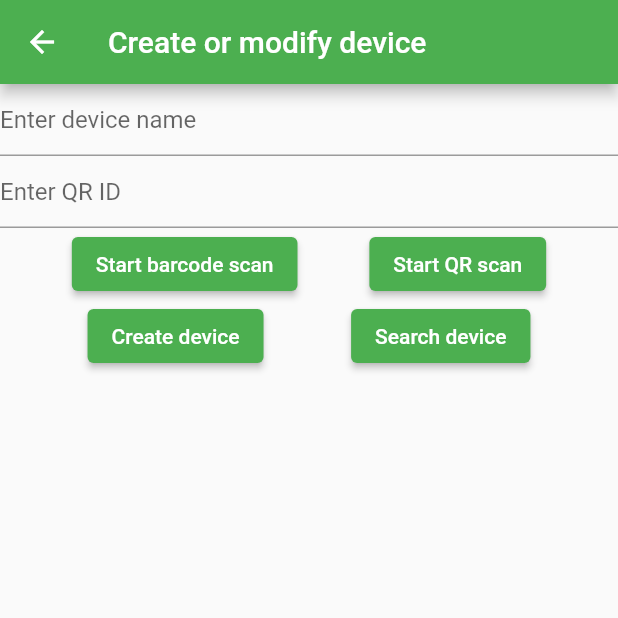
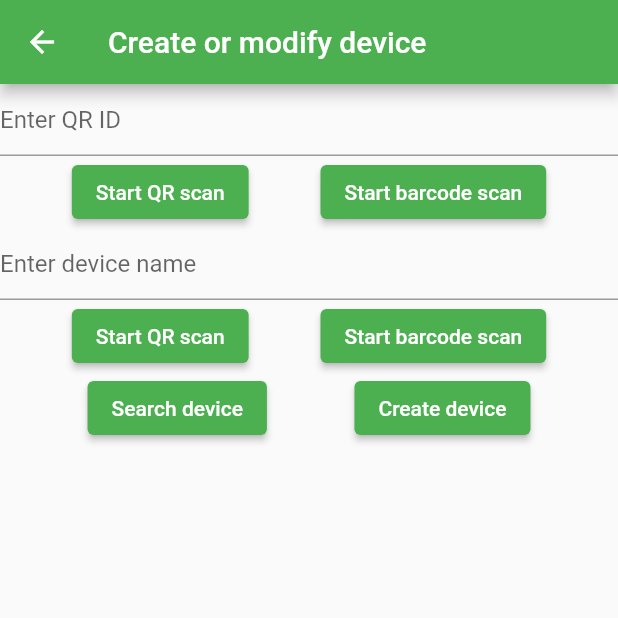
Before and after one commit to maromcik/RevizFrontend, a Flutter app: the CreateDevice screen opened directly with empty values, after a tap on "Create device", on a phone screen of 412 x 824 dp, the top half of it. Run offline on Flutter 3.47's test engine with Material 2 defaults, Android fonts, the phone set to English and light mode, and no system bars; missing offline and left inert: flutter_barcode_scanner; network calls fail.

Commit message:
splitting widgets

```diff
--- a/lib/create.dart
+++ b/lib/create.dart
@@ -5,6 +5,7 @@ import 'package:flutter/material.dart';
 import 'package:http/http.dart';
 import 'package:reviz/device.dart';
 import 'package:reviz/scannerUtils.dart';
+import 'package:reviz/scannerWidget.dart';
 import 'package:reviz/update.dart';
 import 'package:reviz/urls.dart';
 import 'dart:async';
@@ -52,7 +53,6 @@ class _CreateDeviceState extends State<CreateDevice> {
       }
     }
 
-
     _createDevice() async {
       Device device = Device(
           facility: widget.facility,
@@ -67,11 +67,14 @@ class _CreateDeviceState extends State<CreateDevice> {
       if (!exist) {
         print(controllerQrText.text);
         Utils.createDevice(widget.client, device);
-        Navigator.pop(context);
+        controllerDeviceName.clear();
+        controllerQrText.clear();
+        print("Device successfully created");
       } else {
         print("Device exists");
       }
     }
+
 
 
   Widget build(BuildContext context) {
@@ -80,16 +83,35 @@ class _CreateDeviceState extends State<CreateDevice> {
       body: Column(
         children: [
           TextFormField(
+            controller: controllerQrText,
+            maxLines: 1,
+            decoration: const InputDecoration(hintText: "Enter QR ID"),
+          ),
+          scannerContainer(controllerQrText),
+          TextFormField(
             controller: controllerDeviceName,
             maxLines: 1,
             decoration: const InputDecoration(hintText: "Enter device name"),
           ),
-          TextFormField(
-            controller: controllerQrText,
-            maxLines: 1,
-            decoration: const InputDecoration(hintText: "Enter QR ID"),
+          ScannerWidgetContainer(controller: controllerDeviceName,),
+          Row(
+            mainAxisAlignment: MainAxisAlignment.spaceEvenly,
+            children: [
+              ElevatedButton(
+                  onPressed: () {_searchDevice();},
+                  child: const Text("Search device")),
+              ElevatedButton(
+                  onPressed: () async {_createDevice();},
+                  child: const Text("Create device")),
+            ],
+          )
+        ],
       ),
-          Container(
+    );
+  }
+
+  Container scannerContainer(TextEditingController controller) {
+    return Container(
             alignment: Alignment.center,
             child: Flex(
                 direction: Axis.vertical,
@@ -100,34 +122,20 @@ class _CreateDeviceState extends State<CreateDevice> {
                     children: [
                       ElevatedButton(
                           onPressed: () async {
-                              await Scanner.scanBarcodeNormal().then(
-                                  (value) => controllerQrText.text = value);
+                            await Scanner.scanQR().then(
+                                    (value) => controller.text = value);
                             _searchDevice();
                           },
-                            child: Text('Start barcode scan')),
+                          child: const Text('Start QR scan')),
                       ElevatedButton(
                           onPressed: () async {
-                              await Scanner.scanQR().then(
-                                  (value) => controllerQrText.text = value);
+                            await Scanner.scanBarcodeNormal().then(
+                                (value) => controller.text = value);
                             _searchDevice();
                           },
-                            child: Text('Start QR scan')),
+                          child: const Text('Start barcode scan')),
                     ],
                   ),
-                  ])),
-          Row(
-            mainAxisAlignment: MainAxisAlignment.spaceEvenly,
-            children: [
-              ElevatedButton(
-                  onPressed: () async {_createDevice();},
-                  child: const Text("Create device")),
-              ElevatedButton(
-                  onPressed: () {_searchDevice();},
-                  child: const Text("Search device")),
-            ],
-          )
-        ],
-      ),
-    );
+                ]));
   }
 }
--- a/lib/scannerWidget.dart
+++ b/lib/scannerWidget.dart
@@ -1,36 +1,39 @@
-// import 'package:flutter/material.dart';
-// import 'package:reviz/scannerUtils.dart';
-//
-// class ScannerWidget extends StatelessWidget {
-//
-//   const ScannerWidget({Key? key}) : super(key: key);
-//
-//   @override
-//   Widget build(BuildContext context) {
-//     return Container(
-//         alignment: Alignment.center,
-//         child: Flex(
-//             direction: Axis.vertical,
-//             mainAxisAlignment: MainAxisAlignment.center,
-//             children: <Widget>[
-//               Row(
-//                 mainAxisAlignment: MainAxisAlignment.spaceEvenly,
-//                 children: [
-//                   ElevatedButton(
-//                       onPressed: () {
-//                         Scanner.scanBarcodeNormal().then(
-//                                 (value) => controllerQrText.text = value);
-//                       },
-//                       child: Text('Start barcode scan')),
-//                   ElevatedButton(
-//                       onPressed: () {
-//                         Scanner.scanQR().then(
-//                                 (value) => controllerQrText.text = value);
-//                       },
-//                       child: Text('Start QR scan')),
-//                 ],
-//               ),
-//             ])
-//     ),
-//   }
-// }
+import 'package:flutter/material.dart';
+import 'package:reviz/scannerUtils.dart';
+
+class ScannerWidgetContainer extends StatelessWidget {
+  const ScannerWidgetContainer({
+    Key? key,
+    required this.controller,
+  }) : super(key: key);
+
+  final TextEditingController controller;
+
+  @override
+  Widget build(BuildContext context) {
+    return Container(
+        alignment: Alignment.center,
+        child: Flex(
+            direction: Axis.vertical,
+            mainAxisAlignment: MainAxisAlignment.center,
+            children: <Widget>[
+              Row(
+                mainAxisAlignment: MainAxisAlignment.spaceEvenly,
+                children: [
+                  ElevatedButton(
+                      onPressed: () {
+                        Scanner.scanQR().then(
+                                (value) => controller.text = value);
+                      },
+                      child: const Text('Start QR scan')),
+                  ElevatedButton(
+                      onPressed: () {
+                        Scanner.scanBarcodeNormal().then(
+                                (value) => controller.text = value);
+                      },
+                      child: const Text('Start barcode scan')),
+                ],
+              ),
+            ]));
+  }
+}
--- a/lib/utils.dart
+++ b/lib/utils.dart
@@ -37,5 +37,4 @@ class Utils {
     await client.delete(deleteUrl(qr));
   }
 
-
 }
```
Also changed, not shown: lib/main.dart (+4 -4 lines), lib/scanner.dart (deleted, +0 -16 lines), lib/update.dart (+9 -28 lines). Lines whose indentation alone changed are shown as unchanged.
